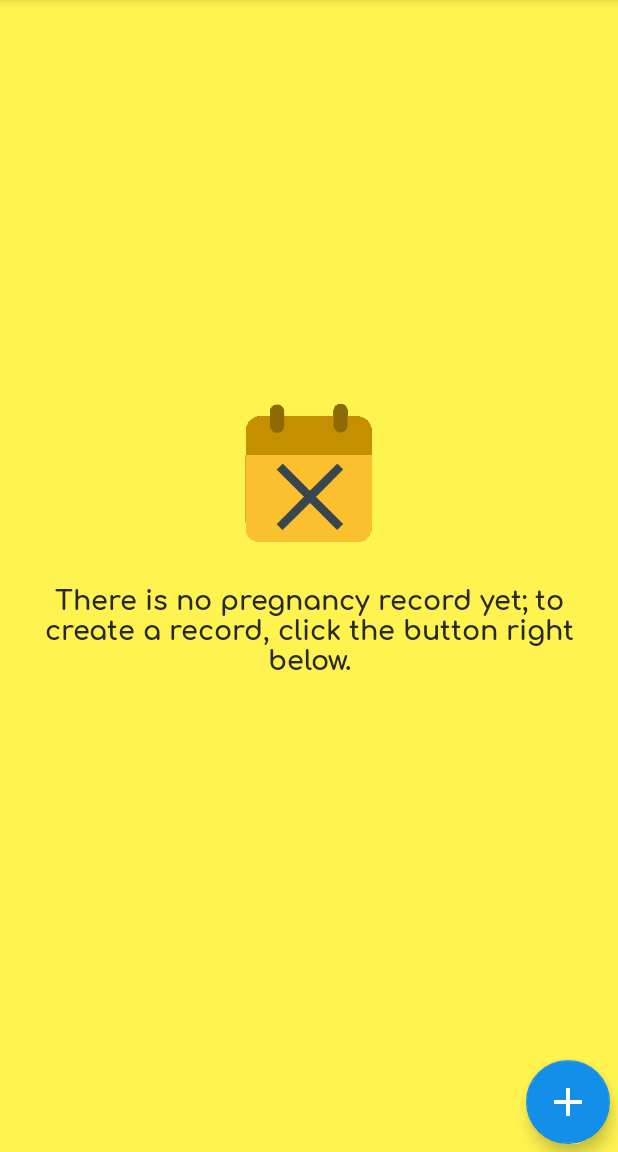
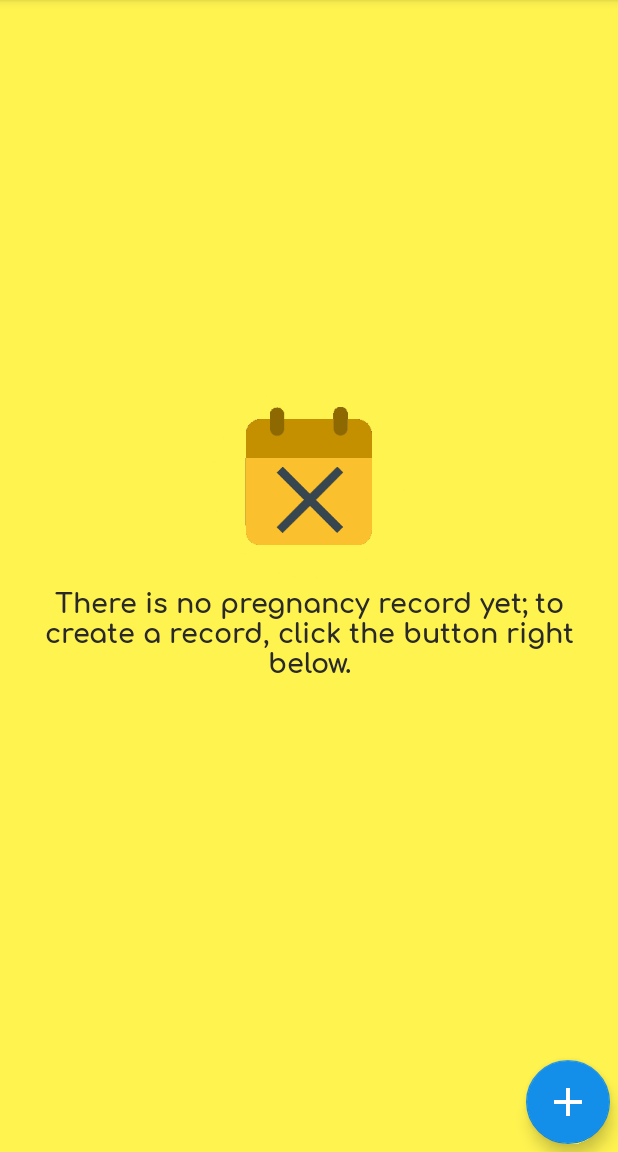
Before and after one commit to SametBozkurt/AnimalPregnancyTracking, an Android app: the screen it shows after launch (PrimaryActivity), on a phone screen of 412 x 824 dp, the part 84-1236 px from its top. Run offline under Robolectric (Android 15) with nearby library versions, the phone set to English and light mode, and no system bars.

Commit message:
New stabilization release for v1.1.1

```diff
--- a/app/build.gradle
+++ b/app/build.gradle
@@ -6,7 +6,7 @@ android {
         applicationId "com.sariyazilim.hayvangebeliktakibi"
         minSdkVersion 21
         targetSdkVersion 29
-        versionCode 17
+        versionCode 18
         versionName '1.1.1-Beta'
         testInstrumentationRunner "androidx.test.runner.AndroidJUnitRunner"
     }
@@ -34,7 +34,7 @@ dependencies {
     implementation 'androidx.recyclerview:recyclerview:1.2.0-alpha01'
     implementation 'de.hdodenhof:circleimageview:3.0.1'
     implementation 'androidx.exifinterface:exifinterface:1.1.0'
-    implementation ('com.github.bumptech.glide:glide:4.10.0') {
+    implementation('com.github.bumptech.glide:glide:4.10.0') {
         exclude group: "com.android.support"
     }
     implementation 'com.android.support:support-v4:29.0.0'
--- /dev/null
+++ b/app/src/main/java/com/abcd/hayvandogumtakibi2/DemoActivity.java
@@ -0,0 +1,41 @@
+package com.abcd.hayvandogumtakibi2;
+
+import android.content.Intent;
+import android.os.Bundle;
+import androidx.appcompat.app.AppCompatActivity;
+import java.util.Timer;
+import java.util.TimerTask;
+
+public class DemoActivity extends AppCompatActivity {
+
+    Timer timer;
+    TimerTask timerTask;
+
+    @Override
+    protected void onCreate(Bundle savedInstanceState) {
+        super.onCreate(savedInstanceState);
+        setContentView(R.layout.activity_demo);
+        timerTask=new TimerTask() {
+            @Override
+            public void run() {
+                startActivity(new Intent(DemoActivity.this, PrimaryActivity.class));
+            }
+        };
+        timer=new Timer();
+        timer.schedule(timerTask,1000);
+    }
+
+    @Override
+    protected void onResume() {
+        Timer timer1=new Timer();
+        TimerTask timerTask1=new TimerTask() {
+            @Override
+            public void run() {
+                startActivity(new Intent(DemoActivity.this,PrimaryActivity.class));
+            }
+        };
+        timer1.schedule(timerTask1,1000);
+        super.onResume();
+    }
+
+}
--- a/app/src/main/java/com/abcd/hayvandogumtakibi2/PrimaryActivity.java
+++ b/app/src/main/java/com/abcd/hayvandogumtakibi2/PrimaryActivity.java
@@ -14,6 +14,7 @@ import android.view.MenuItem;
 import android.view.animation.Animation;
 import android.view.animation.AnimationUtils;
 import android.widget.Button;
+import android.widget.RelativeLayout;
 import android.widget.TextView;
 import com.google.android.material.floatingactionbutton.FloatingActionButton;
 import com.google.android.material.navigation.NavigationView;
@@ -23,7 +24,6 @@ import androidx.annotation.NonNull;
 import androidx.appcompat.app.ActionBarDrawerToggle;
 import androidx.appcompat.app.AppCompatActivity;
 import androidx.appcompat.widget.Toolbar;
-import androidx.constraintlayout.widget.ConstraintLayout;
 import androidx.core.app.ActivityCompat;
 import androidx.core.content.ContextCompat;
 import androidx.core.view.GravityCompat;
@@ -46,7 +46,7 @@ public class PrimaryActivity extends AppCompatActivity implements NavigationView
     ActionBarDrawerToggle toggle;
     NavigationView navigationView;
     FloatingActionButton btn_add,btn_pet,btn_barn;
-    ConstraintLayout constraintLayout;
+    RelativeLayout relativeLayout;
     private Animation fab_open, fab_close, fab_clock, fab_anticlock;
 
     @Override
@@ -73,7 +73,7 @@ public class PrimaryActivity extends AppCompatActivity implements NavigationView
         int item_id=item.getItemId();
         if(item_id==R.id.kayit_bul){
             if(hayvanVerilerArrayList.size()==0){
-                Snackbar.make(constraintLayout,getString(R.string.kayit_yok_uyari2),Snackbar.LENGTH_LONG).show();
+                Snackbar.make(relativeLayout,getString(R.string.kayit_yok_uyari2),Snackbar.LENGTH_LONG).show();
             }
             else{
                 startActivity(new Intent(PrimaryActivity.this,ActivityKayitAra.class));
@@ -97,7 +97,7 @@ public class PrimaryActivity extends AppCompatActivity implements NavigationView
         switch (id){
             case R.id.nav_critics:
                 if(hayvanVerilerArrayList.size()==0){
-                    Snackbar.make(constraintLayout,getString(R.string.kayit_yok_uyari2),Snackbar.LENGTH_LONG).show();
+                    Snackbar.make(relativeLayout,getString(R.string.kayit_yok_uyari2),Snackbar.LENGTH_LONG).show();
                     break;
                 }
                 else{
@@ -106,7 +106,7 @@ public class PrimaryActivity extends AppCompatActivity implements NavigationView
                 }
             case R.id.nav_edit:
                 if(hayvanVerilerArrayList.size()==0){
-                    Snackbar.make(constraintLayout,getString(R.string.kayit_yok_uyari2),Snackbar.LENGTH_LONG).show();
+                    Snackbar.make(relativeLayout,getString(R.string.kayit_yok_uyari2),Snackbar.LENGTH_LONG).show();
                     break;
                 }
                 else{
@@ -115,7 +115,7 @@ public class PrimaryActivity extends AppCompatActivity implements NavigationView
                 }
             case R.id.nav_search:
                 if(hayvanVerilerArrayList.size()==0){
-                    Snackbar.make(constraintLayout,getString(R.string.kayit_yok_uyari2),Snackbar.LENGTH_LONG).show();
+                    Snackbar.make(relativeLayout,getString(R.string.kayit_yok_uyari2),Snackbar.LENGTH_LONG).show();
                     break;
                 }
                 else{
@@ -160,7 +160,7 @@ public class PrimaryActivity extends AppCompatActivity implements NavigationView
     public void dosya_kontrol(final ArrayList<HayvanVeriler> hayvanVeriler){
         if(hayvanVeriler.size()==0){
             setContentView(R.layout.activity_primary_msg);
-            constraintLayout=findViewById(R.id.constraintLayout);
+            relativeLayout=findViewById(R.id.relativeLayout);
             toolbar = findViewById(R.id.toolbar);
             btn_add = findViewById(R.id.create);
             btn_pet = findViewById(R.id.fab_pet);
@@ -223,7 +223,7 @@ public class PrimaryActivity extends AppCompatActivity implements NavigationView
         }
         else{
             setContentView(R.layout.activity_primary);
-            constraintLayout=findViewById(R.id.main_layout);
+            relativeLayout=findViewById(R.id.main_layout);
             toolbar = findViewById(R.id.toolbar);
             databaseHelper=new SQLiteDatabaseHelper(PrimaryActivity.this);
             btn_add = findViewById(R.id.create);
--- a/app/src/main/res/layout/layout_msg.xml
+++ b/app/src/main/res/layout/layout_msg.xml
@@ -1,18 +1,18 @@
 <?xml version="1.0" encoding="utf-8"?>
-<androidx.constraintlayout.widget.ConstraintLayout xmlns:android="http://schemas.android.com/apk/res/android"
+<RelativeLayout xmlns:android="http://schemas.android.com/apk/res/android"
     xmlns:app="http://schemas.android.com/apk/res-auto"
     xmlns:tools="http://schemas.android.com/tools"
     android:layout_width="match_parent"
     android:layout_height="match_parent"
     android:background="@color/layout_background"
-    android:id="@+id/constraintLayout"
+    android:id="@+id/relativeLayout"
     tools:context=".PrimaryActivity">
 
     <com.google.android.material.appbar.AppBarLayout
         android:id="@+id/appBarLayout"
         android:layout_width="match_parent"
         android:layout_height="wrap_content"
-        app:layout_constraintTop_toTopOf="parent"
+        android:layout_alignParentTop="true"
         android:theme="@style/AppTheme.AppBarOverlay">
 
         <androidx.appcompat.widget.Toolbar
@@ -29,10 +29,7 @@
         android:layout_width="wrap_content"
         android:layout_height="wrap_content"
         android:orientation="vertical"
-        app:layout_constraintStart_toStartOf="parent"
-        app:layout_constraintEnd_toEndOf="parent"
-        app:layout_constraintTop_toBottomOf="@id/appBarLayout"
-        app:layout_constraintBottom_toTopOf="@id/create">
+        android:layout_centerInParent="true">
 
         <ImageView
             android:layout_width="wrap_content"
@@ -64,8 +61,8 @@
         app:backgroundTint="@color/fab_tint"
         android:src="@drawable/icon_add_v2"
         app:rippleColor="@color/button_ripple_color_light"
-        app:layout_constraintBottom_toBottomOf="parent"
-        app:layout_constraintEnd_toEndOf="parent"
+        android:layout_alignParentBottom="true"
+        android:layout_alignParentEnd="true"
         app:maxImageSize="32dp"
         style="@style/FABStyle"/>
 
@@ -76,8 +73,8 @@
         android:orientation="horizontal"
         android:layout_marginEnd="@dimen/margin_kategori_1"
         android:layout_marginBottom="@dimen/margin_kategori_4"
-        app:layout_constraintBottom_toTopOf="@id/create"
-        app:layout_constraintEnd_toEndOf="parent"
+        android:layout_above="@id/create"
+        android:layout_alignParentEnd="true"
         android:elevation="@dimen/button_elevation">
 
         <TextView
@@ -112,8 +109,8 @@
         android:layout_marginEnd="@dimen/margin_kategori_1"
         android:layout_marginBottom="@dimen/margin_kategori_4"
         android:elevation="@dimen/button_elevation"
-        app:layout_constraintBottom_toTopOf="@id/layout_pet"
-        app:layout_constraintEnd_toEndOf="parent">
+        android:layout_above="@id/layout_pet"
+        android:layout_alignParentEnd="true">
 
         <TextView
             android:id="@+id/text_barn"
@@ -140,4 +137,4 @@
 
     </LinearLayout>
 
-</androidx.constraintlayout.widget.ConstraintLayout>
+</RelativeLayout>
--- a/app/src/main/res/values/styles.xml
+++ b/app/src/main/res/values/styles.xml
@@ -23,6 +23,13 @@
         <item name="windowNoTitle">true</item>
         <item name="colorPrimaryDark">@color/kayit_bul_title_layout_background</item>
         <item name="colorPrimary">@color/kayit_bul_title_color_primary</item>
+    </style>
+    <style name="NoActionBar3" parent="Theme.MaterialComponents.Light">
+        <item name="android:windowFullscreen">true</item>
+        <item name="windowActionBar">false</item>
+        <item name="windowNoTitle">true</item>
+        <item name="colorPrimary">@color/colorPrimary</item>
+        <item name="colorPrimaryDark">@color/colorPrimaryDark_2</item>
     </style>
     <style name="AppTheme.AppBarOverlay" parent="ThemeOverlay.AppCompat.Dark.ActionBar" />
 
```
Also changed, not shown: app/src/main/AndroidManifest.xml (+23 -17 lines), app/src/main/res/layout/activity_demo.xml (added, +36 -0 lines), app/src/main/res/layout/app_bar_primary.xml (+12 -12 lines).
